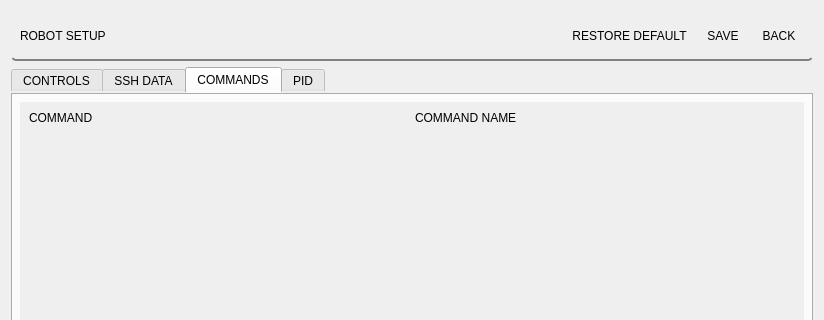
Old version of the form setup_panel/resource/setup.ui in the repository GroupOfRobots/MiniRysRQT; both pictures show x 0 to 824 and y 0 to 320 of the 824 by 904 pixel window.
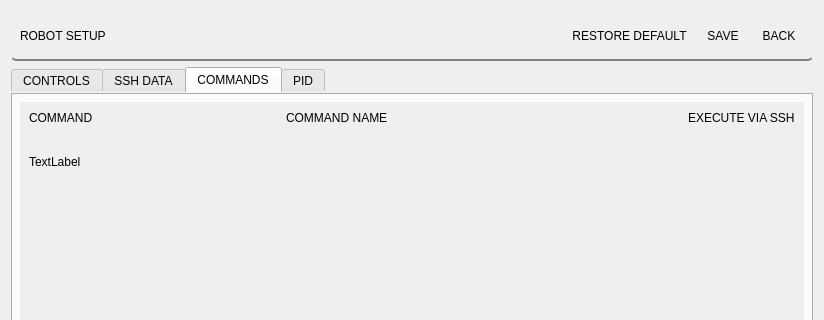
New version of the form. The open tabs and pages were chosen to show the change.

Diff of the .ui file:
```diff
--- a/setup_panel/resource/setup.ui
+++ b/setup_panel/resource/setup.ui
@@ -785,6 +785,13 @@
                </property>
               </widget>
              </item>
+             <item alignment="Qt::AlignRight">
+              <widget class="QLabel" name="label_9">
+               <property name="text">
+                <string>EXECUTE VIA SSH</string>
+               </property>
+              </widget>
+             </item>
             </layout>
            </item>
            <item>
@@ -799,6 +806,13 @@
              </layout>
             </widget>
            </item>
+           <item>
+            <widget class="QLabel" name="label_8">
+             <property name="text">
+              <string>TextLabel</string>
+             </property>
+            </widget>
+           </item>
            <item>
             <spacer name="verticalSpacer">
              <property name="orientation">
```
Left out of the diff: 2 changed lines with no effect on the pictures.
